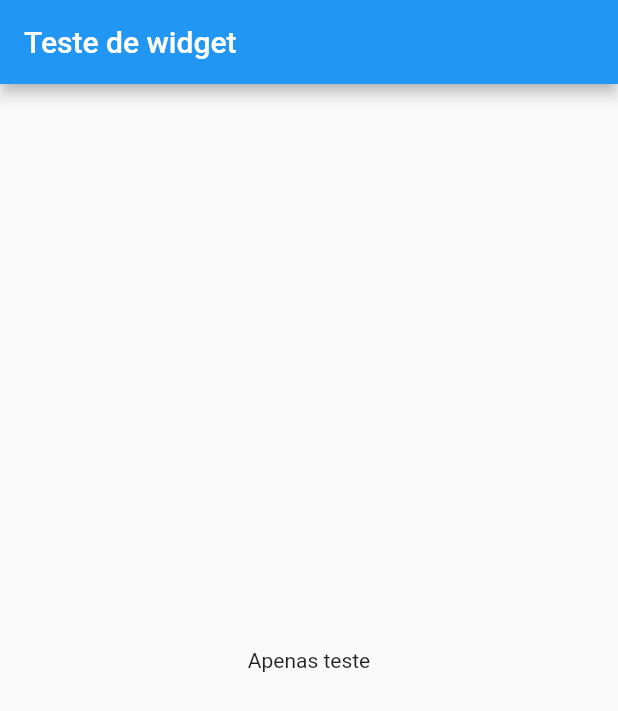
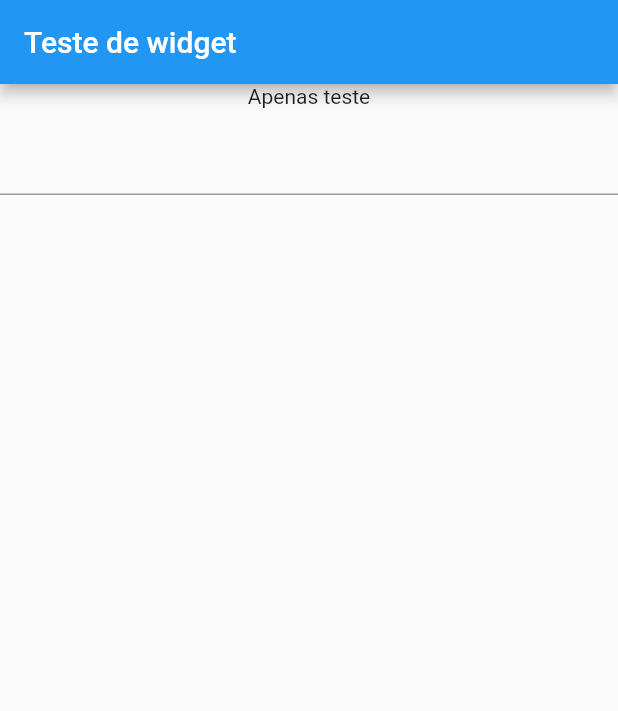
Before and after one commit to rodriguesJeff/flutter_pratica, a Flutter app: the screen it shows after launch, on a phone screen of 412 x 824 dp. Shown: the top 711 px of the screen. Run offline on Flutter 3.47's test engine with Material 2 defaults, Android fonts, the phone set to English and light mode, and no system bars.

Commit message:
Added textformfield for try if past function are running in flutter current version

```diff
--- a/lib/pratica/widget_tests/widget_test_page.dart
+++ b/lib/pratica/widget_tests/widget_test_page.dart
@@ -17,7 +17,13 @@ class WidgetTestPage extends StatelessWidget {
         title: Text(title ?? 'Titulo'),
       ),
       body: Center(
-        child: Text(message ?? 'Mensagem'),
+        child: Column(
+          children: [
+            Text(message ?? 'Mensagem'),
+            const SizedBox(height: 10.0),
+            TextFormField(),
+          ],
+        ),
       ),
     );
   }
```
